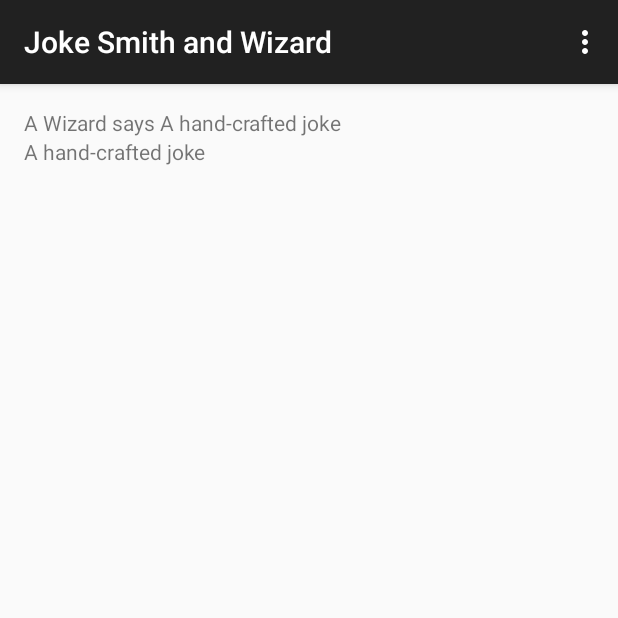
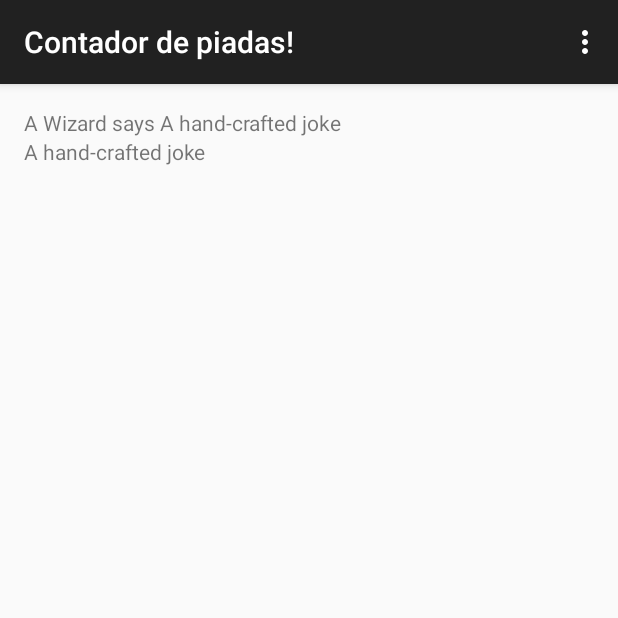
Before and after one commit to AnselmoPfeifer/learning-gradle, an Android app: the screen it shows after launch (MainActivity), on a phone screen of 412 x 824 dp, the top half of it. Run offline under Robolectric (Android 15) with nearby library versions, the phone set to English and light mode, and no system bars.

Commit message:
Adicionando novos moddulos

```diff
--- a/modulo-03-04-build-android/PrimeiroApp/app/src/main/res/layout/fragment_main.xml
+++ b/modulo-03-04-build-android/PrimeiroApp/app/src/main/res/layout/fragment_main.xml
@@ -18,8 +18,7 @@
         android:id="@+id/handcraftedJokeTextView"
         android:layout_width="wrap_content"
         android:layout_height="wrap_content"
-        android:layout_below="@id/wizardJokeTextView"
-        tools:text="Test??" />
+        android:layout_below="@id/wizardJokeTextView"/>
 
 
 </RelativeLayout>
--- a/modulo-03-04-build-android/PrimeiroApp/app/src/main/res/values/strings.xml
+++ b/modulo-03-04-build-android/PrimeiroApp/app/src/main/res/values/strings.xml
@@ -1,5 +1,5 @@
 <resources>
-    <string name="app_name">Joke Smith and Wizard</string>
-    <string name="hello_world">Hello world!</string>
+    <string name="app_name">Contador de piadas!</string>
+    <string name="hello_world">Seja bem vindo!</string>
     <string name="action_settings">Settings</string>
 </resources>
```
